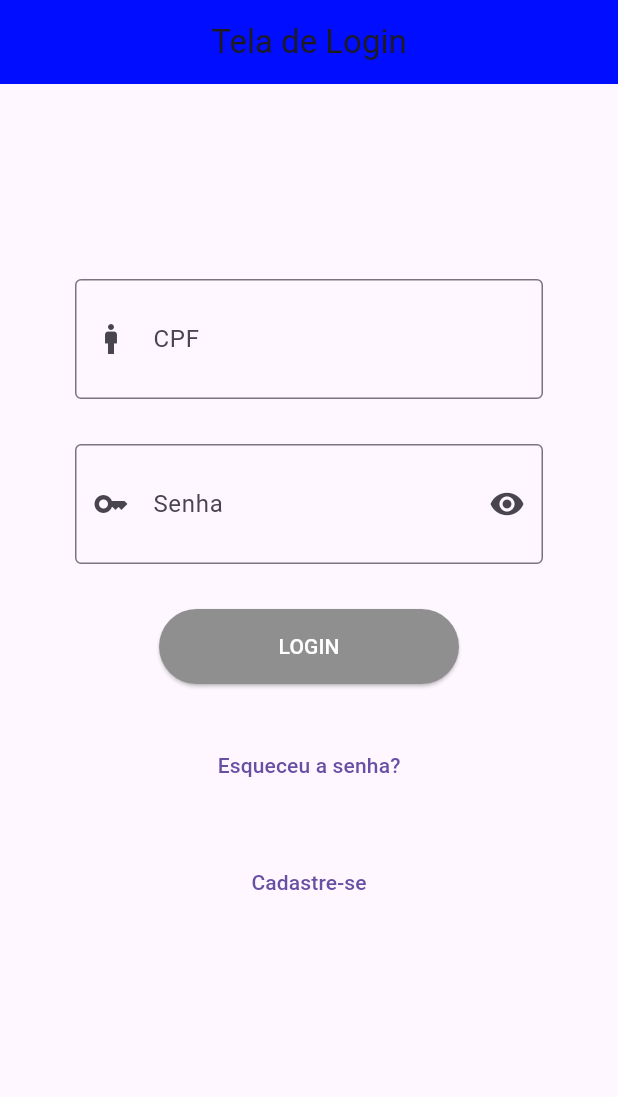
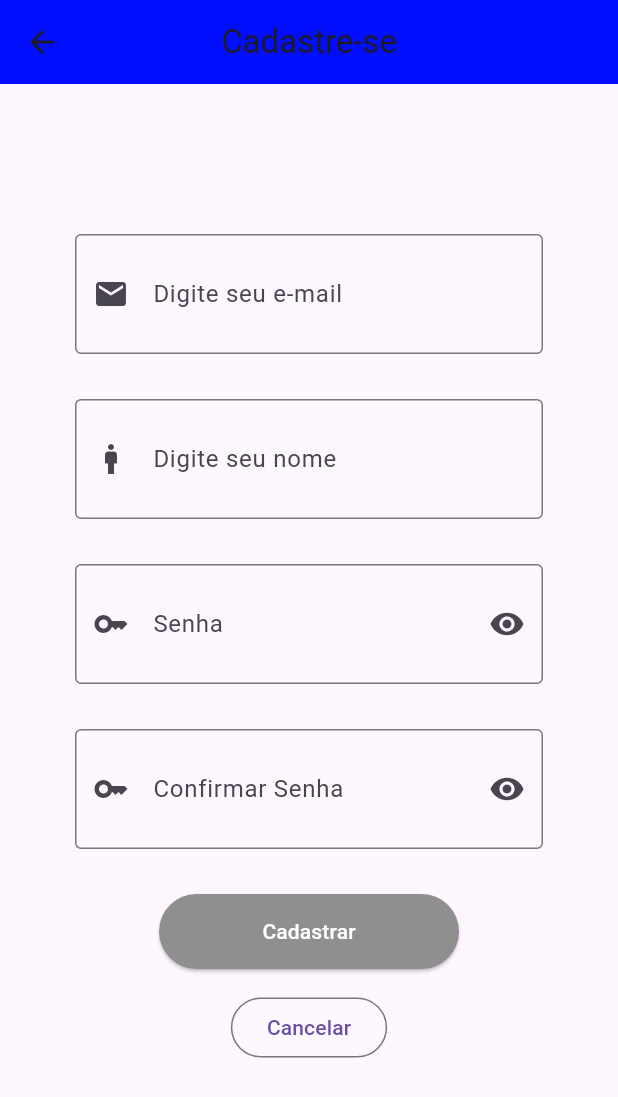
Before and after one commit to MurilloLeoni/Aplicativo-de-Lista-de-Compras, a Flutter app: the screen it shows after launch, after a tap on "Cadastre-se", on a phone screen of 412 x 824 dp. Shown: the top 1097 px of the screen. Run offline on Flutter 3.47's test engine with Material 3 defaults, Android fonts, the phone set to English and light mode, and no system bars; our stand-ins replace device_preview.

Commit message:
Criação Tela Cadastrar

```diff
--- a/app_lista_compra/lib/main.dart
+++ b/app_lista_compra/lib/main.dart
@@ -4,6 +4,7 @@ import 'package:flutter/material.dart';
 
 import 'view/login_view.dart';
 import 'view/password_view.dart';
+import 'view/registration_view.dart';
 
 void main() {
   runApp(
@@ -26,6 +27,7 @@ class MainApp extends StatelessWidget {
       routes: {
         'login': (context) => LoginView(),
         'password': (context) => PasswordView(),
+        'registration': (context) => RegistrationView(),
       },
     );
   }
--- a/app_lista_compra/lib/view/login_view.dart
+++ b/app_lista_compra/lib/view/login_view.dart
@@ -40,9 +40,9 @@ class _LoginViewState extends State<LoginView> {
 
                 style: TextStyle(fontSize: 32),
                 decoration: InputDecoration(
-                  labelText: 'CPF',
+                  labelText: 'Email',
                   border: OutlineInputBorder(),
-                  prefixIcon: Icon(Icons.man),
+                  prefixIcon: Icon(Icons.email),
                 ),
               ),
               SizedBox(height: 30),
@@ -91,7 +91,9 @@ class _LoginViewState extends State<LoginView> {
               ),
               SizedBox(height: 30),
               TextButton(
-                onPressed: () {},
+                onPressed: () {
+                  Navigator.pushNamed(context, 'registration');
+                },
                 child: Text('Cadastre-se'),
               ),
             ],
--- a/app_lista_compra/lib/view/password_view.dart
+++ b/app_lista_compra/lib/view/password_view.dart
@@ -1,3 +1,5 @@
+// ignore_for_file: prefer_const_constructors
+
 import 'package:flutter/material.dart';
 
 class PasswordView extends StatefulWidget {
@@ -48,7 +50,9 @@ class _PasswordViewState extends State<PasswordView> {
                   foregroundColor: const Color.fromARGB(255, 255, 255, 255),
                   minimumSize: Size(200, 50),
                 ),
-                onPressed: () {},
+                onPressed: () {
+                  Navigator.pushNamed(context, 'login');
+                },
                 child: Text('Redefinir senha'),
               ),
               SizedBox(height: 30),
--- a/app_lista_compra/lib/view/registration_view.dart
+++ b/app_lista_compra/lib/view/registration_view.dart
@@ -0,0 +1,127 @@
+// ignore_for_file: prefer_const_constructors
+import 'package:flutter/material.dart';
+
+class RegistrationView extends StatefulWidget {
+  const RegistrationView({super.key});
+
+  @override
+  State<RegistrationView> createState() => _RegistrationViewState();
+}
+
+class _RegistrationViewState extends State<RegistrationView> {
+  var formKey = GlobalKey<FormState>();
+
+  //Controladores dos Campos de Texto
+  var txtNome = TextEditingController();
+  var txtEmail = TextEditingController();
+  var txtSenha = TextEditingController();
+  var txtSenha2 = TextEditingController();
+  bool _obscureText = true;
+
+  @override
+  Widget build(BuildContext context) {
+    return Scaffold(
+      appBar: AppBar(
+        title: Text('Cadastre-se'),
+        centerTitle: true,
+        backgroundColor: Color.fromARGB(255, 0, 13, 255),
+      ),
+      body: Padding(
+        padding: EdgeInsets.fromLTRB(50, 100, 50, 100),
+        child: Form(
+          key: formKey,
+          child: Column(
+            children: [
+              //
+              // CAMPO DE TEXTO
+              //
+              TextFormField(
+                controller: txtEmail,
+                style: TextStyle(fontSize: 32),
+                decoration: InputDecoration(
+                  labelText: 'Digite seu e-mail',
+                  prefixIcon: Icon(Icons.email),
+                  border: OutlineInputBorder(),
+                ),
+              ),
+              SizedBox(height: 30),
+              TextFormField(
+                controller: txtNome,
+                style: TextStyle(fontSize: 32),
+                decoration: InputDecoration(
+                  labelText: 'Digite seu nome',
+                  prefixIcon: Icon(Icons.man),
+                  border: OutlineInputBorder(),
+                ),
+              ),
+              SizedBox(height: 30),
+              TextFormField(
+                obscureText: _obscureText,
+                controller: txtSenha,
+                style: TextStyle(fontSize: 32),
+                decoration: InputDecoration(
+                  labelText: 'Senha',
+                  border: OutlineInputBorder(),
+                  prefixIcon: Icon(Icons.key),
+                  suffixIcon: IconButton(
+                    icon: Icon(
+                      _obscureText ? Icons.visibility : Icons.visibility_off,
+                    ),
+                    onPressed: () {
+                      setState(() {
+                        _obscureText = !_obscureText;
+                      });
+                    },
+                  ),
+                ),
+              ),
+              SizedBox(height: 30),
+              TextFormField(
+                obscureText: _obscureText,
+                controller: txtSenha2,
+                style: TextStyle(fontSize: 32),
+                decoration: InputDecoration(
+                  labelText: 'Confirmar Senha',
+                  border: OutlineInputBorder(),
+                  prefixIcon: Icon(Icons.key),
+                  suffixIcon: IconButton(
+                    icon: Icon(
+                      _obscureText ? Icons.visibility : Icons.visibility_off,
+                    ),
+                    onPressed: () {
+                      setState(() {
+                        _obscureText = !_obscureText;
+                      });
+                    },
+                  ),
+                ),
+              ),
+              //
+              // BOTÃO
+              //
+              SizedBox(height: 30),
+              ElevatedButton(
+                style: ElevatedButton.styleFrom(
+                  backgroundColor: Color.fromARGB(255, 143, 143, 143),
+                  foregroundColor: const Color.fromARGB(255, 255, 255, 255),
+                  minimumSize: Size(200, 50),
+                ),
+                onPressed: () {
+                  Navigator.pushNamed(context, 'login');
+                },
+                child: Text('Cadastrar'),
+              ),
+              SizedBox(height: 15),
+              OutlinedButton(
+                onPressed: () {
+                  Navigator.pushNamed(context, 'login');
+                },
+                child: Text('Cancelar'),
+              ),
+            ],
+          ),
+        ),
+      ),
+    );
+  }
+}
```
